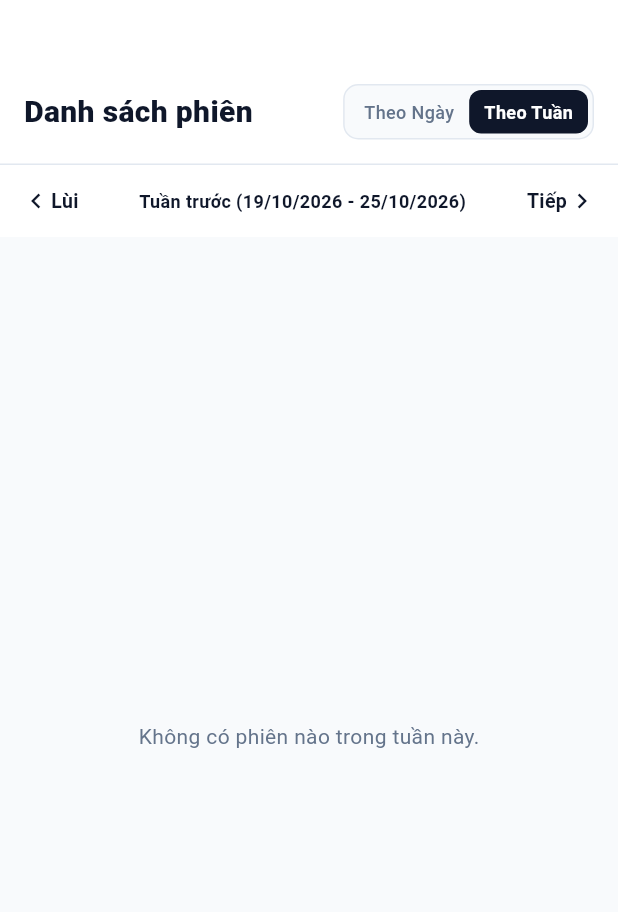
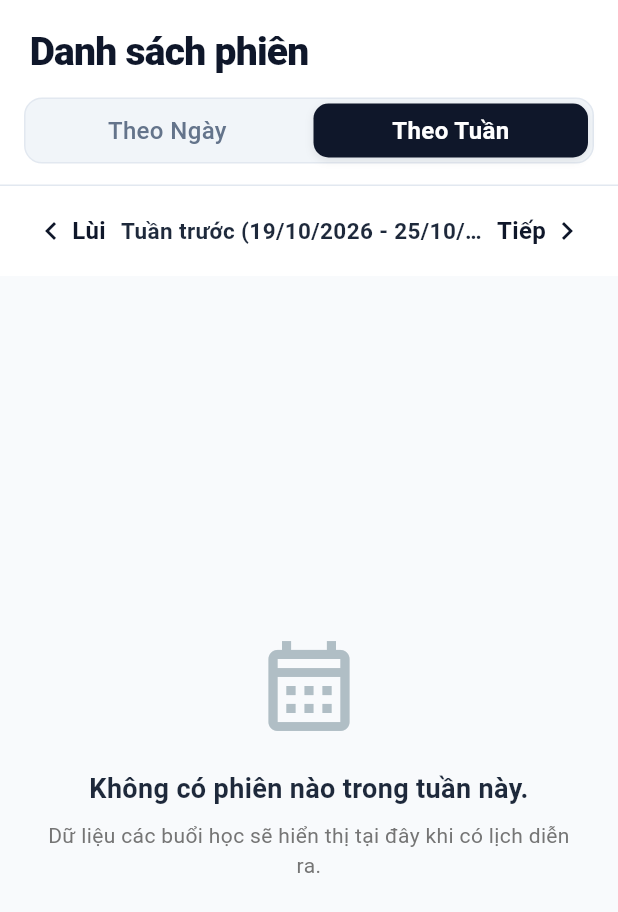
Before and after one commit to chinhvan001/NCKH-PrivateClass-Vision, a Flutter app: the SessionListScreen screen opened directly, after a tap on "Lùi", on a phone screen of 412 x 824 dp. Shown: the top 912 px of the screen. Run offline on Flutter 3.47's test engine with Material 3 defaults, Android fonts, the light colour scheme and no system bars; our stand-ins replace cloud_firestore, firebase_auth, firebase_core, google_sign_in, shared_preferences; accounts and stored records are empty.

Commit message:
Cap nhat session

```diff
--- a/lib/features/teacher/session_list/screens/session_list_screen.dart
+++ b/lib/features/teacher/session_list/screens/session_list_screen.dart
@@ -18,7 +18,6 @@ class _SessionListScreenState extends State<SessionListScreen> {
   ViewPeriodMode _viewMode = ViewPeriodMode.week;
   int _offset = 0;
 
-  // --- Các biến quản lý dữ liệu thực ---
   final SessionListController _controller = SessionListController();
 
   final Map<int, String> _weekdayLabels = {
@@ -50,30 +49,6 @@ class _SessionListScreenState extends State<SessionListScreen> {
   }
 
   Future<void> _fetchData() async {
-    // Tạm thời bỏ lọc ngày để kiểm tra xem có dữ liệu trong DB không
-    // Nếu muốn bật lại lọc ngày, hãy bỏ comment đoạn code dưới đây
-    /*
-    final visibleDates = _getVisibleDates();
-    final startDate = DateTime(
-      visibleDates.first.year,
-      visibleDates.first.month,
-      visibleDates.first.day,
-      0,
-      0,
-      0,
-    );
-    final endDate = DateTime(
-      visibleDates.last.year,
-      visibleDates.last.month,
-      visibleDates.last.day,
-      23,
-      59,
-      59,
-    );
-    await _controller.loadSessionsForRange(startDate, endDate);
-    */
-
-    // Query toàn bộ sessions của teacher (hoặc toàn bộ nếu teacherId trống)
     await _controller.loadSessionsForRange(null, null);
   }
 
@@ -119,15 +94,18 @@ class _SessionListScreenState extends State<SessionListScreen> {
     final totalSessions = _getTotalCount(visibleDates);
 
     return Scaffold(
-      backgroundColor: AppColors.appBg,
-      body: Column(
+      backgroundColor: const Color(0xFFF8FAFC),
+      body: SafeArea(
+        child: Column(
           children: [
             Container(
               color: Colors.white,
               child: Column(
+                crossAxisAlignment: CrossAxisAlignment.start,
                 children: [
-                _buildHeader(totalSessions),
-                Container(height: 1, color: AppColors.hair),
+                  _buildHeader(),
+                  _buildSegmentedFilter(),
+                  const Divider(height: 1, color: Color(0xFFE2E8F0)),
                   _buildFilterNavigator(),
                 ],
               ),
@@ -139,18 +117,43 @@ class _SessionListScreenState extends State<SessionListScreen> {
                     )
                   : (totalSessions == 0
                       ? Center(
-                          child: Text(
+                          child: Padding(
+                            padding: const EdgeInsets.symmetric(horizontal: 24),
+                            child: Column(
+                              mainAxisAlignment: MainAxisAlignment.center,
+                              children: [
+                                Icon(
+                                  Icons.calendar_month_outlined,
+                                  size: 72,
+                                  color: Colors.blueGrey.shade200,
+                                ),
+                                const SizedBox(height: 20),
+                                Text(
                                   _viewMode == ViewPeriodMode.week
                                       ? 'Không có phiên nào trong tuần này.'
                                       : 'Không có phiên nào trong ngày này.',
+                                  textAlign: TextAlign.center,
                                   style: const TextStyle(
+                                    fontSize: 18,
+                                    fontWeight: FontWeight.bold,
+                                    color: Color(0xFF1E293B),
+                                  ),
+                                ),
+                                const SizedBox(height: 8),
+                                Text(
+                                  'Dữ liệu các buổi học sẽ hiển thị tại đây khi có lịch diễn ra.',
+                                  textAlign: TextAlign.center,
+                                  style: TextStyle(
                                     fontSize: 14,
-                              color: AppColors.muted,
+                                    color: Colors.grey.shade600,
+                                  ),
+                                ),
+                              ],
                             ),
                           ),
                         )
                       : ListView.builder(
-                          padding: const EdgeInsets.fromLTRB(16, 8, 16, 24),
+                          padding: const EdgeInsets.fromLTRB(16, 12, 16, 24),
                           itemCount: visibleDates.length,
                           itemBuilder: (context, index) {
                             final date = visibleDates[index];
@@ -160,24 +163,23 @@ class _SessionListScreenState extends State<SessionListScreen> {
                                 .where((h) => h.date == dateStr)
                                 .toList();
 
-                            if (_viewMode == ViewPeriodMode.week &&
-                                dayItems.isEmpty) {
+                            if (_viewMode == ViewPeriodMode.week && dayItems.isEmpty) {
                               return const SizedBox.shrink();
                             }
 
                             return Column(
                               crossAxisAlignment: CrossAxisAlignment.start,
                               children: [
-                                const SizedBox(height: 12),
+                                const SizedBox(height: 14),
                                 Container(
                                   width: double.infinity,
                                   padding: const EdgeInsets.symmetric(
-                                    horizontal: 16,
-                                    vertical: 8,
+                                    horizontal: 18,
+                                    vertical: 12,
                                   ),
                                   decoration: BoxDecoration(
                                     color: AppColors.navy,
-                                    borderRadius: BorderRadius.circular(20),
+                                    borderRadius: BorderRadius.circular(16),
                                   ),
                                   child: Row(
                                     children: [
@@ -185,31 +187,35 @@ class _SessionListScreenState extends State<SessionListScreen> {
                                         child: Text(
                                           '$dayLabel, $dateStr',
                                           style: const TextStyle(
-                                            fontSize: 13,
-                                            fontWeight: FontWeight.w700,
+                                            fontSize: 16,
+                                            fontWeight: FontWeight.bold,
                                             color: Colors.white,
                                           ),
                                           textAlign: TextAlign.center,
                                         ),
                                       ),
-                                      Text(
+                                      Container(
+                                        padding: const EdgeInsets.symmetric(
+                                          horizontal: 10,
+                                          vertical: 3,
+                                        ),
+                                        decoration: BoxDecoration(
+                                          color: Colors.white24,
+                                          borderRadius: BorderRadius.circular(12),
+                                        ),
+                                        child: Text(
                                           '${dayItems.length}',
                                           style: const TextStyle(
-                                          fontSize: 13,
-                                          fontWeight: FontWeight.w700,
+                                            fontSize: 14,
+                                            fontWeight: FontWeight.bold,
                                             color: Colors.white,
                                           ),
                                         ),
-                                      const SizedBox(width: 4),
-                                      const Icon(
-                                        Icons.keyboard_arrow_up,
-                                        size: 18,
-                                        color: Colors.white,
                                       ),
                                     ],
                                   ),
                                 ),
-                                const SizedBox(height: 8),
+                                const SizedBox(height: 10),
                                 ...dayItems.map(
                                   (item) => SessionListCard(
                                     item: item,
@@ -240,38 +246,43 @@ class _SessionListScreenState extends State<SessionListScreen> {
             ),
           ],
         ),
+      ),
     );
   }
 
-  Widget _buildHeader(int count) {
-    return Padding(
-      padding: const EdgeInsets.fromLTRB(16, 56, 16, 16),
-      child: Row(
-        mainAxisAlignment: MainAxisAlignment.spaceBetween,
-        children: [
-          const Text(
+  // Tiêu đề to bản, đặt riêng ở trên cùng
+  Widget _buildHeader() {
+    return const Padding(
+      padding: EdgeInsets.fromLTRB(20, 16, 20, 12),
+      child: Text(
         'Danh sách phiên',
         style: TextStyle(
-              fontSize: 20, // Giảm nhẹ font size tiêu đề để tranh chấp không gian ở màn hình nhỏ
+          fontSize: 26,
           fontWeight: FontWeight.w800,
           color: AppColors.navy,
+          letterSpacing: -0.5,
         ),
       ),
-          Container(
-            padding: const EdgeInsets.all(3),
+    );
+  }
+
+  // Thanh chuyển đổi Ngày / Tuần tách riêng 1 hàng to bản, dễ chạm
+  Widget _buildSegmentedFilter() {
+    return Padding(
+      padding: const EdgeInsets.fromLTRB(16, 0, 16, 14),
+      child: Container(
+        height: 44,
         decoration: BoxDecoration(
-              color: AppColors.appBg,
-              borderRadius: BorderRadius.circular(10),
-              border: Border.all(color: AppColors.hair),
+          color: const Color(0xFFF1F5F9),
+          borderRadius: BorderRadius.circular(12),
+          border: Border.all(color: const Color(0xFFE2E8F0)),
         ),
         child: Row(
           children: [
-                _buildModeTab('Theo Ngày', ViewPeriodMode.day),
-                _buildModeTab('Theo Tuần', ViewPeriodMode.week),
+            Expanded(child: _buildModeTab('Theo Ngày', ViewPeriodMode.day)),
+            Expanded(child: _buildModeTab('Theo Tuần', ViewPeriodMode.week)),
           ],
         ),
-          ),
-        ],
       ),
     );
   }
@@ -289,17 +300,27 @@ class _SessionListScreenState extends State<SessionListScreen> {
         }
       },
       child: Container(
-        padding: const EdgeInsets.symmetric(horizontal: 10, vertical: 6),
+        alignment: Alignment.center,
+        margin: const EdgeInsets.all(3),
         decoration: BoxDecoration(
           color: isSelected ? AppColors.navy : Colors.transparent,
-          borderRadius: BorderRadius.circular(8),
+          borderRadius: BorderRadius.circular(10),
+          boxShadow: isSelected
+              ? [
+                  BoxShadow(
+                    color: Colors.black.withOpacity(0.08),
+                    blurRadius: 4,
+                    offset: const Offset(0, 2),
+                  ),
+                ]
+              : null,
         ),
         child: Text(
           label,
           style: TextStyle(
-            fontSize: 12,
+            fontSize: 16, // Chữ to rõ rệt
             fontWeight: isSelected ? FontWeight.w700 : FontWeight.w500,
-            color: isSelected ? Colors.white : AppColors.muted,
+            color: isSelected ? Colors.white : const Color(0xFF64748B),
           ),
         ),
       ),
@@ -334,7 +355,7 @@ class _SessionListScreenState extends State<SessionListScreen> {
     }
 
     return Padding(
-      padding: const EdgeInsets.symmetric(horizontal: 8, vertical: 10),
+      padding: const EdgeInsets.symmetric(horizontal: 12, vertical: 12),
       child: Row(
         mainAxisAlignment: MainAxisAlignment.spaceBetween,
         children: [
@@ -345,15 +366,16 @@ class _SessionListScreenState extends State<SessionListScreen> {
             },
             borderRadius: BorderRadius.circular(8),
             child: Padding(
-              padding: const EdgeInsets.symmetric(horizontal: 6, vertical: 4),
+              padding: const EdgeInsets.symmetric(horizontal: 10, vertical: 6),
               child: Row(
                 children: const [
-                  Icon(Icons.chevron_left, size: 20, color: AppColors.navy),
+                  Icon(Icons.chevron_left, size: 24, color: AppColors.navy),
+                  SizedBox(width: 2),
                   Text(
                     'Lùi',
                     style: TextStyle(
-                      fontSize: 13,
-                      fontWeight: FontWeight.w600,
+                      fontSize: 16,
+                      fontWeight: FontWeight.w700,
                       color: AppColors.navy,
                     ),
                   ),
@@ -361,19 +383,17 @@ class _SessionListScreenState extends State<SessionListScreen> {
               ),
             ),
           ),
-          // Bọc Expanded vào đây để Text tự căn giữa và co dãn linh hoạt, tránh tràn màn hình
           Expanded(
             child: Text(
               label,
               textAlign: TextAlign.center,
               style: const TextStyle(
-                fontSize:
-                    12, // Giảm nhẹ font từ 13 xuống 12 để vừa màn hình nhỏ
+                fontSize: 15,
                 fontWeight: FontWeight.bold,
-                color: AppColors.navy,
+                color: Color(0xFF1E293B),
               ),
               maxLines: 1,
-              overflow: TextOverflow.ellipsis, // Nếu màn hình quá bé sẽ hiển thị dấu ... thay vì bị nổ giao diện
+              overflow: TextOverflow.ellipsis,
             ),
           ),
           InkWell(
@@ -383,18 +403,19 @@ class _SessionListScreenState extends State<SessionListScreen> {
             },
             borderRadius: BorderRadius.circular(8),
             child: Padding(
-              padding: const EdgeInsets.symmetric(horizontal: 6, vertical: 4),
+              padding: const EdgeInsets.symmetric(horizontal: 10, vertical: 6),
               child: Row(
                 children: const [
                   Text(
                     'Tiếp',
                     style: TextStyle(
-                      fontSize: 13,
-                      fontWeight: FontWeight.w600,
+                      fontSize: 16,
+                      fontWeight: FontWeight.w700,
                       color: AppColors.navy,
                     ),
                   ),
-                  Icon(Icons.chevron_right, size: 20, color: AppColors.navy),
+                  SizedBox(width: 2),
+                  Icon(Icons.chevron_right, size: 24, color: AppColors.navy),
                 ],
               ),
             ),
```
Lines whose indentation alone changed are shown as unchanged.
